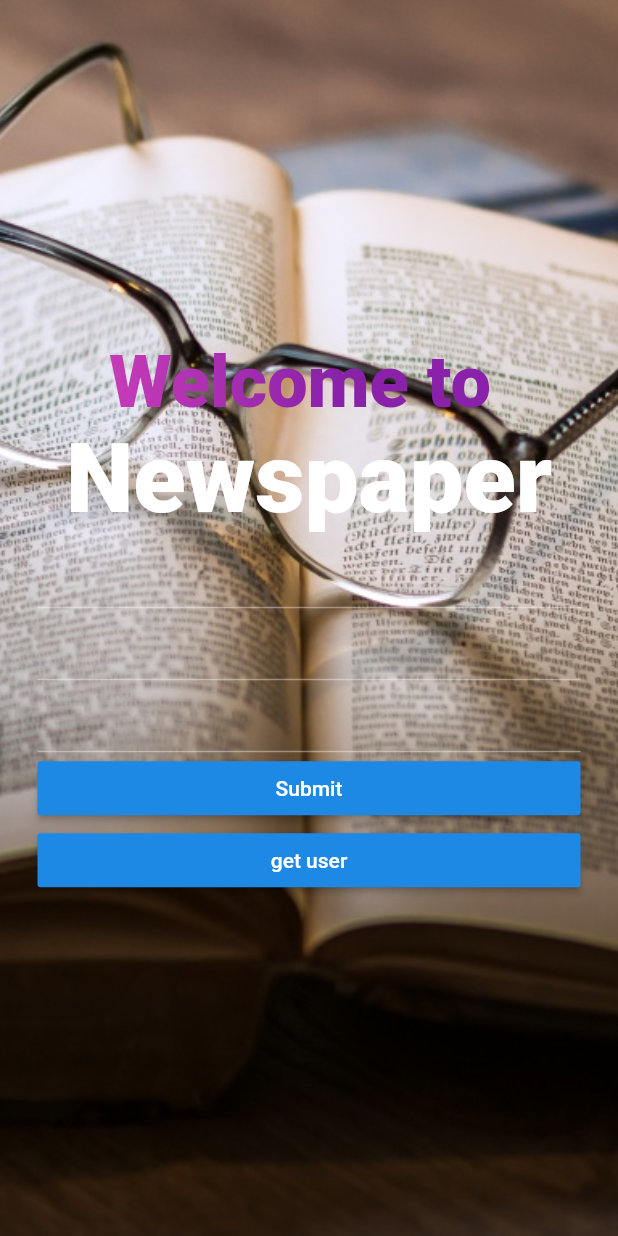
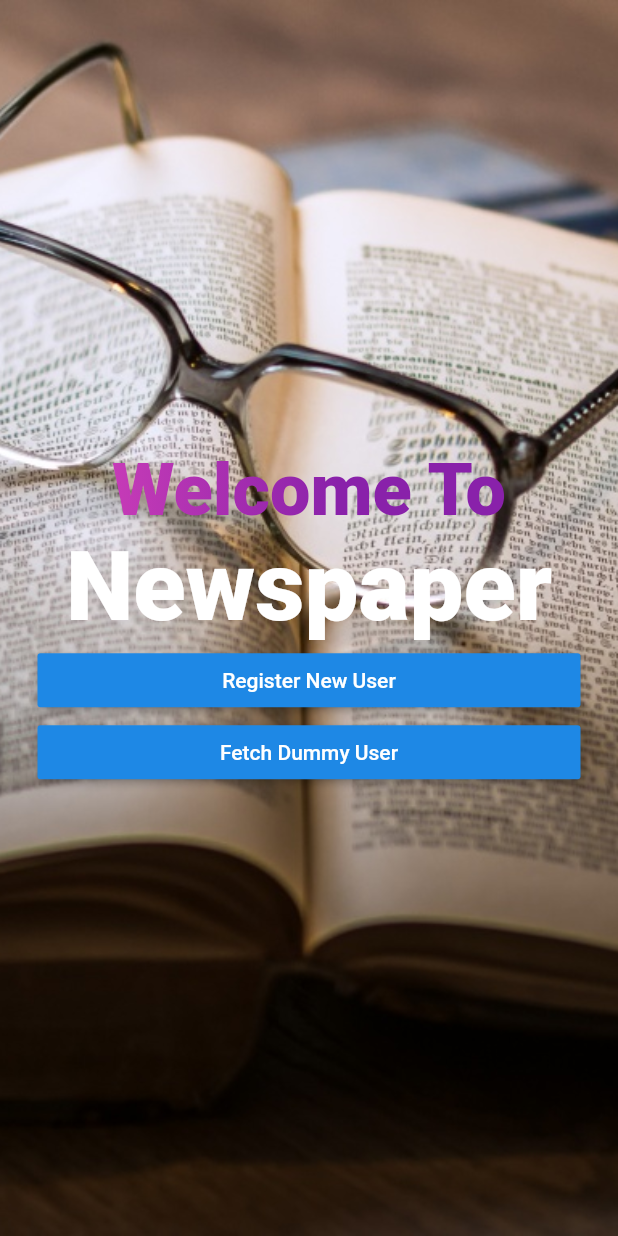
Before and after one commit to OmarAbdo/newspaper-flutter, a Flutter app: the screen it shows after launch, on a phone screen of 412 x 824 dp. Run offline on Flutter 3.47's test engine with Material 2 defaults, Android fonts, the phone set to English and light mode, and no system bars; our stand-ins replace rxdart; Roboto replaces fonts that are missing (Hind, Montserrat).

Commit message:
some refactoring

```diff
--- a/lib/src/bloc/user_bloc.dart
+++ b/lib/src/bloc/user_bloc.dart
@@ -11,7 +11,7 @@ class UserBloc {
   fetchUser() async {
     UserModel userModel = await _repository.fetchUser();
     print('this is working');
-    print(userModel);
+    print(userModel.userEmail);
     _userFetcher.sink.add(userModel);
   }
 
--- a/lib/src/resources/repository.dart
+++ b/lib/src/resources/repository.dart
@@ -6,4 +6,6 @@ class Repository {
   final userApi = UserApi();
 
   Future<UserModel> fetchUser() => userApi.fetchUser();
+
+  Future<String> registerUser(dynamic user) => userApi.registerUser(user);
 }
--- a/lib/src/resources/user_api.dart
+++ b/lib/src/resources/user_api.dart
@@ -7,7 +7,8 @@ class UserApi {
   Client client = Client();
 
   Future<UserModel> fetchUser() async {
-    final response = await client.get("http://localhost:5000/api/v1/authentication/getdummyuser");
+    //final response = await client.get("http://localhost:5000/api/v1/authentication/getdummyuser", headers: { 'Content-Type': 'application/json', });
+    final response = await client.get("http://10.0.2.2:5000/api/v1/authentication/getdummyuser", headers: { 'Content-Type': 'application/json', });
     if (response.statusCode == 200) {
       // If the call to the server was successful, try to parse the JSON
       return UserModel.fromJson(json.decode(response.body));
@@ -16,4 +17,16 @@ class UserApi {
       throw Exception('Failed to find user');
     }
   }
+
+  Future<String> registerUser(dynamic user) async {
+    final response = await client.post(
+        "http://localhost:5000/api/v1/authentication/signup",
+        headers: { 'Content-Type': 'application/json', },
+        body: user);
+    if (response.statusCode == 200) {
+      return 'User Created Successfully';
+    } else {
+      throw Exception('Faild to create user');
+    }
+  }
 }
--- /dev/null
+++ b/lib/src/ui/custom/custom.dart
@@ -0,0 +1,58 @@
+import 'package:flutter/material.dart';
+
+class GradientText extends StatefulWidget {
+  final String txt;
+  final double fontSize;
+  GradientText({this.txt, this.fontSize});
+  @override
+  State<StatefulWidget> createState() {
+    return _GradientText();
+  }
+}
+
+class _GradientText extends State<GradientText> {
+  final Shader linearGradient = LinearGradient(
+    colors: <Color>[
+      Color(0xffDA44bb),
+      Color(0xff8921aa),
+    ],
+  ).createShader(Rect.fromLTWH(0.0, 0.0, 200.0, 70.0));
+  @override
+  Widget build(BuildContext context) {
+    return Text(
+      widget.txt,
+      style: TextStyle(
+        fontSize: widget.fontSize,
+        fontWeight: FontWeight.w800,
+        foreground: Paint()..shader = linearGradient,
+      ),
+    );
+  }
+}
+
+
+class ColorText extends StatefulWidget {
+  final String txt;
+  final double fontSize;
+  final Color color;
+  ColorText({this.txt, this.fontSize, this.color});
+  @override
+  State<StatefulWidget> createState() {
+    return _ColorText();
+  }
+}
+
+class _ColorText extends State<ColorText> {
+
+  @override
+  Widget build(BuildContext context) {
+    return Text(
+      widget.txt,
+      style: TextStyle(
+        fontSize: widget.fontSize,
+        fontWeight: FontWeight.w800,
+        color: widget.color,
+      ),
+    );
+  }
+}
--- a/lib/src/ui/registration/register.dart
+++ b/lib/src/ui/registration/register.dart
@@ -1,7 +1,7 @@
-import 'package:flutter/material.dart';
 import 'package:flutter/material.dart';
 import '../../models/user.dart';
 import '../../bloc/user_bloc.dart';
+import '../custom/custom.dart';
 
 class Register extends StatefulWidget {
   @override
@@ -11,17 +11,9 @@ class Register extends StatefulWidget {
 }
 
 class _RegisterState extends State<Register> {
-  final _formKey = GlobalKey<FormState>();
-  final Shader linearGradient = LinearGradient(
-    colors: <Color>[
-      Color(0xffDA44bb),
-      Color(0xff8921aa),
-    ],
-  ).createShader(Rect.fromLTWH(0.0, 0.0, 200.0, 70.0));
 
   @override
   Widget build(BuildContext context) {
-    // TODO: implement build
     return Container(
       child: Center(
         child: ListView(
@@ -31,75 +23,18 @@ class _RegisterState extends State<Register> {
             Center(
               child: Column(
                 children: <Widget>[
-                  Text(
-                    'Welcome to ',
-                    style: TextStyle(
-                      fontSize: 48,
-                      fontWeight: FontWeight.w800,
-                      foreground: Paint()..shader = linearGradient,
-                    ),
-                  ),
-                  Text(
-                    'Newspaper',
-                    style: TextStyle(
-                      fontSize: 64,
-                      fontWeight: FontWeight.w800,
-                      color: Colors.white,
-                    ),
-                  ),
-                ],
-              ),
-            ),
-            Form(
-              key: _formKey,
-              child: Column(
-                children: <Widget>[
-                  TextFormField(
-                    // The validator receives the text that the user has entered.
-                    validator: (value) {
-                      if (value.isEmpty) {
-                        return 'Enter some text';
-                      }
-                      return null;
-                    },
-                  ),
-                  TextFormField(
-                    // The validator receives the text that the user has entered.
-                    validator: (value) {
-                      if (value.isEmpty) {
-                        return 'Enter some text';
-                      }
-                      return null;
-                    },
-                  ),
-                  TextFormField(
-                    // The validator receives the text that the user has entered.
-                    validator: (value) {
-                      if (value.isEmpty) {
-                        return 'Enter some text';
-                      }
-                      return null;
-                    },
-                  )
+                 GradientText(txt:'Welcome To', fontSize:48),
+                 ColorText(txt:'Newspaper', fontSize:64),
                 ],
               ),
             ),
             RaisedButton(
-              onPressed: () {
-                // Validate returns true if the form is valid, otherwise false.
-                if (_formKey.currentState.validate()) {
-                  // If the form is valid, display a snackbar. In the real world,
-                  // you'd often call a server or save the information in a database.
-
-                  Scaffold.of(context)
-                      .showSnackBar(SnackBar(content: Text('Processing Data')));
-                }
-              },
-              child: Text('Submit'),
+              onPressed: () { },
+              child: Text('Register New User'),
             ),
             RaisedButton(
-               onPressed: userBloc.fetchUser,
-              child: Text('get user'),
+              onPressed: userBloc.fetchUser,
+              child: Text('Fetch Dummy User'),
             ),
           ],
         ),
```
